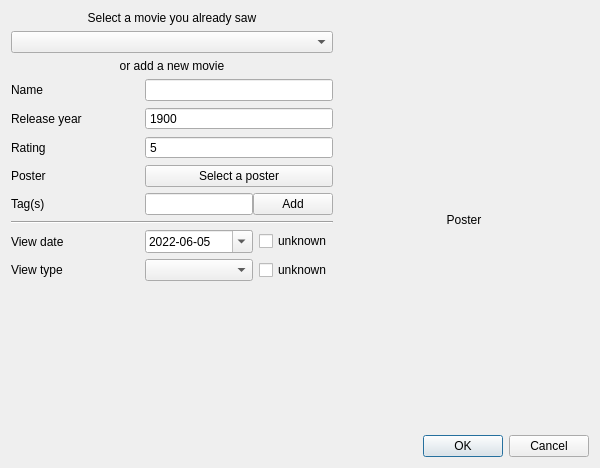
First picture: the form in Dialogs/AddViewDialog.ui, repository AmbreM71/MovieManager, before the edit.
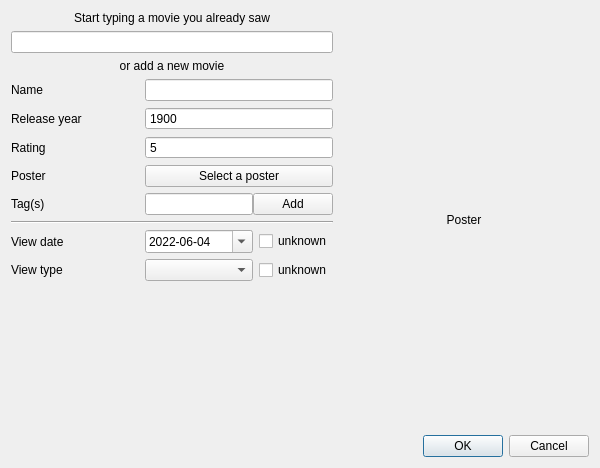
Second picture: the form after the edit.

Commit message:
Replace Combobox in AddViewDialog
Replaced the combobox used in add Movie Dialog by a LineEdit with auto-completer

The edit to the form file:
```diff
--- a/Dialogs/AddViewDialog.ui
+++ b/Dialogs/AddViewDialog.ui
@@ -69,7 +69,7 @@
         <enum>Qt::LeftToRight</enum>
        </property>
        <property name="text">
-        <string>Select a movie you already saw</string>
+        <string>Start typing a movie you already saw</string>
        </property>
        <property name="alignment">
         <set>Qt::AlignCenter</set>
@@ -121,11 +121,7 @@
       </widget>
      </item>
      <item row="1" column="0" colspan="2">
-      <widget class="QComboBox" name="ExistingMoviesComboBox">
-       <property name="focusPolicy">
-        <enum>Qt::NoFocus</enum>
-       </property>
-      </widget>
+      <widget class="QLineEdit" name="ExistingMoviesLineEdit"/>
      </item>
      <item row="11" column="1">
       <layout class="QHBoxLayout" name="ViewTypeInputLayout" stretch="100,0">
@@ -283,7 +279,7 @@
            <second>0</second>
            <year>2022</year>
            <month>6</month>
-           <day>5</day>
+           <day>4</day>
           </datetime>
          </property>
          <property name="maximumDateTime">
@@ -303,7 +299,7 @@
            <second>0</second>
            <year>1899</year>
            <month>11</month>
-           <day>29</day>
+           <day>28</day>
           </datetime>
          </property>
          <property name="displayFormat">
```
The commit also changes 3 other files.
